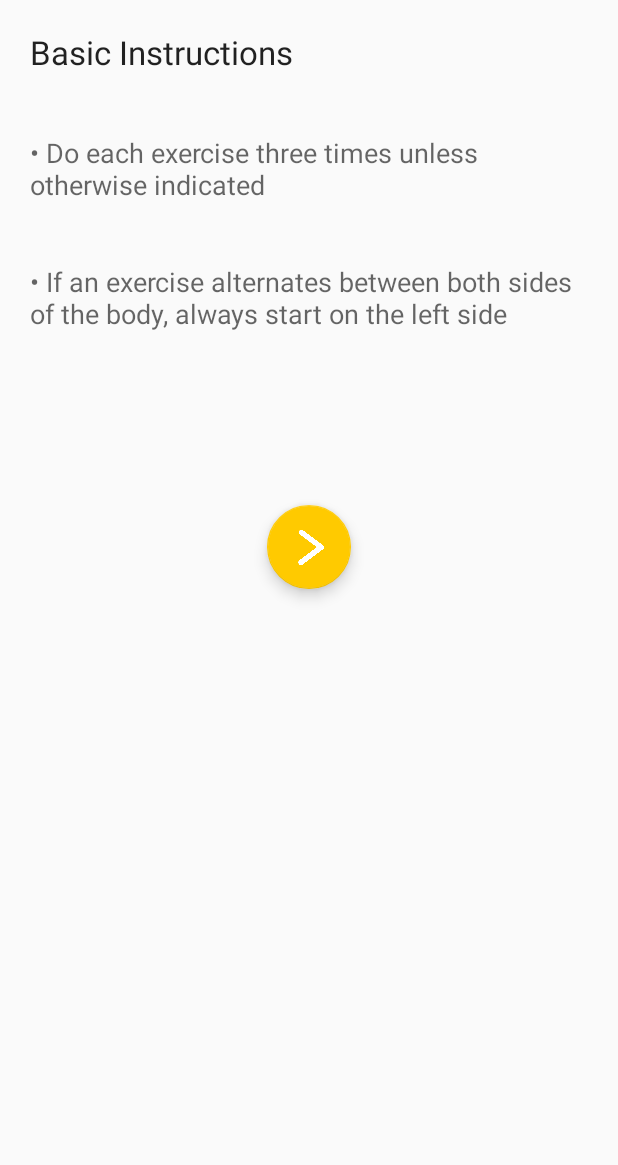
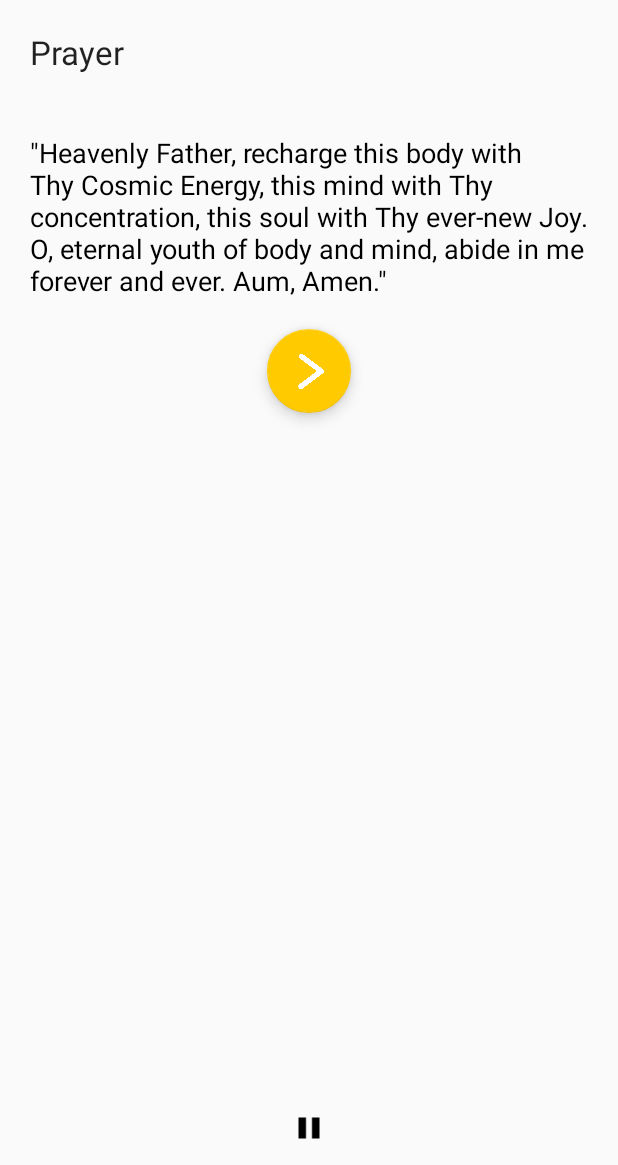
Before and after one commit to Dhanush123/Energization, an Android app: the InstructionsActivity screen opened directly, with no data from a screen before it, after a tap on an icon or button, on a phone screen of 412 x 824 dp, the part 71-1236 px from its top. Run offline under Robolectric (Android 15) with nearby library versions, the phone set to English and light mode, and no system bars.

Commit message:
updating app to meet specs
added activity and moved initial prayer there, in the process of making
other changes too

```diff
--- a/app/src/main/AndroidManifest.xml
+++ b/app/src/main/AndroidManifest.xml
@@ -9,6 +9,8 @@
         android:supportsRtl="true"
         android:theme="@style/Theme.AppCompat.Light.NoActionBar">
         <activity android:name=".MainActivity">
+        </activity>
+        <activity android:name=".BeginPrayerActivity">
         </activity>
         <activity
             android:name=".SettingsActivity"
@@ -30,6 +32,7 @@
                 android:name="android.support.mainActivity"
                 android:value=".MainActivity" />
         </activity>
+
         <activity android:name=".IntroPageActivity">
             <intent-filter>
                 <action android:name="android.intent.action.MAIN" />
--- /dev/null
+++ b/app/src/main/java/com/x10host/dhanushpatel/energization/BeginPrayerActivity.java
@@ -0,0 +1,209 @@
+package com.x10host.dhanushpatel.energization;
+
+import android.app.Activity;
+import android.content.Intent;
+import android.content.SharedPreferences;
+import android.graphics.Color;
+import android.media.MediaPlayer;
+import android.os.Build;
+import android.os.Bundle;
+import android.preference.PreferenceManager;
+import android.support.design.widget.FloatingActionButton;
+import android.support.v7.app.AppCompatActivity;
+import android.support.v7.widget.Toolbar;
+import android.util.Log;
+import android.view.Menu;
+import android.view.MenuItem;
+import android.view.View;
+import android.view.WindowManager;
+import android.widget.ImageButton;
+
+
+public class BeginPrayerActivity extends AppCompatActivity {
+
+    ImageButton playButton;
+    MediaPlayer mPlayer;
+    String audioLengthGot;
+    String audioLength;
+    int length;
+
+    @Override
+    protected void onCreate(Bundle savedInstanceState) {
+        super.onCreate(savedInstanceState);
+        setContentView(R.layout.activity_begin_prayer);
+
+        Toolbar toolbar = (Toolbar)findViewById(R.id.toolbar);
+        setSupportActionBar(toolbar);
+        toolbar.setTitleTextColor(Color.WHITE);
+
+        if (Build.VERSION.SDK_INT >= Build.VERSION_CODES.LOLLIPOP) {
+            getWindow().addFlags(WindowManager.LayoutParams.FLAG_DRAWS_SYSTEM_BAR_BACKGROUNDS);
+            getWindow().setStatusBarColor(getResources().getColor(R.color.colorPrimaryDark));
+        }
+
+        playButton = (ImageButton) findViewById(R.id.playButton1);
+        addListeners();
+        startMusic();
+    }
+
+    private void addListeners() {
+
+        playButton.setOnClickListener(new View.OnClickListener() {
+            @Override
+            public void onClick(View view) {
+                startMusic();
+                Log.i("Play step index", "" + 2);
+
+            }
+        });
+
+        FloatingActionButton myFab = (FloatingActionButton) findViewById(R.id.fab);
+        myFab.setOnClickListener(new View.OnClickListener() {
+            public void onClick(View v) {
+                Log.i("Going to","main activity now");
+                Intent i = new Intent(BeginPrayerActivity.this,MainActivity.class);
+                startActivity(i);
+            }
+        });
+    }
+
+
+    @Override
+    public boolean onCreateOptionsMenu(Menu menu) {
+        // Inflate the menu; this adds items to the action bar if it is present.
+        getMenuInflater().inflate(R.menu.menu_main, menu);
+        return true;
+    }
+
+    @Override
+    public boolean onOptionsItemSelected(MenuItem item) {
+        // Handle action bar item clicks here. The action bar will
+        // automatically handle clicks on the Home/Up button, so long
+        // as you specify a parent activity in AndroidManifest.xml.
+        int id = item.getItemId();
+
+        if (id == R.id.action_settings) {
+            Intent i = new Intent(this,SettingsActivity.class);
+            startActivity(i);
+            return true;
+        }
+        else if(id==R.id.action_info) {
+            Intent i = new Intent(this,InfoActivity.class);
+            startActivity(i);
+            return true;
+        }
+
+        return super.onOptionsItemSelected(item);
+    }
+
+    public void getAudioLength() {
+        final SharedPreferences mSharedPreference = PreferenceManager.getDefaultSharedPreferences(getBaseContext());
+        audioLengthGot = (mSharedPreference.getString("audiolength", "Brief"));
+        if (audioLengthGot.equals("Brief")) {
+            audioLength = "short";
+        } else if (audioLengthGot.equals("Detailed")) {
+            audioLength = "long";
+        } else {
+            audioLength = "none";
+        }
+        Log.i("audiolength use"," in BeginPrayer "+ audioLength);
+    }
+
+    public void startMusic(){
+        getAudioLength();
+        if(mPlayer==null) {
+            Log.i("is mPlayer null?", (mPlayer == null) + "");
+            if(audioLength.equals("none")){
+                playButton.setImageResource(R.drawable.play24);
+            }
+            else{
+                int id = setStepMusic(audioLength);
+                if(id!=-100000) {
+                    mPlayer = MediaPlayer.create(getApplicationContext(), id);
+
+                    mPlayer.start();
+
+                    mPlayer.setOnCompletionListener(new MediaPlayer.OnCompletionListener() {
+                        @Override
+                        public void onCompletion(MediaPlayer mp) {
+                            Log.i("came to music complete", " - bottom yes");
+                            playButton.setImageResource(R.drawable.play24);
+
+                        }
+                    });
+                    playButton.setImageResource(R.drawable.pause24);
+                    Log.i("Button press", "music play first time");
+                }
+            }
+        }
+        else if(mPlayer!=null){
+            Log.i("is mPlayer null?", (mPlayer == null) + "");
+            if(audioLength.equals("none")){
+                //do nothing
+            }
+            else {
+                int id = setStepMusic(audioLength);
+                if(id!=-100000) {
+
+                        if (mPlayer.isPlaying()) {
+                            length = mPlayer.getCurrentPosition();
+                            if(length!=0) {
+                                mPlayer.pause();
+                                playButton.setImageResource(R.drawable.play24);
+                                Log.i("paused music at", length + "");
+                            }
+                            else{
+                                mPlayer.stop();
+                                mPlayer = null;
+                                mPlayer = MediaPlayer.create(getApplicationContext(), id);
+                                playButton.setImageResource(R.drawable.pause24);
+                            }
+                        } else if (!mPlayer.isPlaying()) {
+                            mPlayer.seekTo(length);
+                            Log.i("seek to music at", length + "");
+                            playButton.setImageResource(R.drawable.pause24);
+                        }
+
+                }
+                else {
+                    mPlayer.stop();
+                    mPlayer = null;
+                    playButton.setImageResource(R.drawable.play24);
+                }
+            }
+        }
+    }
+
+    private int setStepMusic(String audioLength) {
+        int id = -100000;
+        if(audioLength!="none") {
+            id = getApplicationContext().getResources().getIdentifier("prayer", "raw", getApplicationContext().getPackageName());
+        }
+        return id;
+    }
+
+    @Override
+    public void onDestroy() {
+        if(mPlayer!=null) {
+            mPlayer.stop();
+        }
+        super.onDestroy();
+    }
+    @Override
+    public void onStop(){
+        if(mPlayer!=null) {
+            mPlayer.release();
+            mPlayer = null;
+        }
+        super.onStop();
+    }
+    public void onPause(){
+        SharedPreferences sp = getSharedPreferences("your_prefs", Activity.MODE_PRIVATE);
+        SharedPreferences.Editor editor = sp.edit();
+        editor.putInt("step",3);
+        editor.commit();
+        //will be executed onPause
+        Log.i("went to onPause","");
+        super.onPause();
+    }
+}
--- a/app/src/main/java/com/x10host/dhanushpatel/energization/InstructionsActivity.java
+++ b/app/src/main/java/com/x10host/dhanushpatel/energization/InstructionsActivity.java
@@ -1,6 +1,8 @@
 package com.x10host.dhanushpatel.energization;
 
+import android.app.Activity;
 import android.content.Intent;
+import android.content.SharedPreferences;
 import android.graphics.Color;
 import android.media.MediaPlayer;
 import android.os.Build;
@@ -57,8 +59,8 @@ public class InstructionsActivity extends AppCompatActivity {
         FloatingActionButton myFab = (FloatingActionButton) findViewById(R.id.fab);
         myFab.setOnClickListener(new View.OnClickListener() {
             public void onClick(View v) {
-                Log.i("Going to main class now","");
-                Intent i = new Intent(getApplicationContext(),MainActivity.class);
+                Log.i("Going to","beginprayer activity now");
+                Intent i = new Intent(InstructionsActivity.this,BeginPrayerActivity.class);
                 startActivity(i);
             }
         });
@@ -93,4 +95,14 @@ public class InstructionsActivity extends AppCompatActivity {
         return super.onOptionsItemSelected(item);
     }
 
+    public void onPause(){
+        SharedPreferences sp = getSharedPreferences("your_prefs", Activity.MODE_PRIVATE);
+        SharedPreferences.Editor editor = sp.edit();
+        editor.putInt("step",3);
+        editor.commit();
+        //will be executed onPause
+        Log.i("went to onPause","");
+        super.onPause();
+    }
+
 }
--- a/app/src/main/java/com/x10host/dhanushpatel/energization/MainActivity.java
+++ b/app/src/main/java/com/x10host/dhanushpatel/energization/MainActivity.java
@@ -70,7 +70,7 @@ public class MainActivity extends AppCompatActivity implements MediaPlayer.OnErr
         addListeners();
 
         if(stepSelected==0) {
-            stepSelected+=2;
+            stepSelected+=3;
             seekBarStep.setProgress(stepSelected);
             stepShow.setText("Selected: " + stepSelected + " of " + seekBarStep.getMax());
             startMusic(stepSelected);
@@ -373,8 +373,7 @@ public class MainActivity extends AppCompatActivity implements MediaPlayer.OnErr
         //boolean showedIntro = getIntent().getBooleanExtra("showedIntro",true);
         if (stepChosen == 2) {
             //prayer
-            stepNumName.setText("Begin with this prayer");
-            iv.setImageResource(R.drawable.prayer);
+            startActivity(new Intent(this,BeginPrayerActivity.class));
         } else if (stepChosen == 3) {
             //first actual exercise
             iv.setImageResource(R.drawable.body1);
@@ -513,8 +512,10 @@ public class MainActivity extends AppCompatActivity implements MediaPlayer.OnErr
         if(length=="short") {
 
             if (stepChosen == 2) {
-                id = getApplicationContext().getResources().getIdentifier("prayer", "raw", getApplicationContext().getPackageName());
-                setPic(stepChosen); //prayer
+                //do nothing now because prayer moved to new class
+
+//                id = getApplicationContext().getResources().getIdentifier("prayer", "raw", getApplicationContext().getPackageName());
+//                setPic(stepChosen); //prayer
             }
             //--- new ended
             else if(stepChosen>2 && stepChosen < 42){
@@ -535,8 +536,10 @@ public class MainActivity extends AppCompatActivity implements MediaPlayer.OnErr
         }
         if(length=="long") {
             if (stepChosen == 2) {
-                id = getApplicationContext().getResources().getIdentifier("prayer", "raw", getApplicationContext().getPackageName());
-                setPic(stepChosen); //prayer
+                //do nothing since code move to new activity
+
+//                id = getApplicationContext().getResources().getIdentifier("prayer", "raw", getApplicationContext().getPackageName());
+//                setPic(stepChosen); //prayer
             }
             //--- new ended
             else if(stepChosen>2 && stepChosen < 42){
@@ -620,7 +623,7 @@ public class MainActivity extends AppCompatActivity implements MediaPlayer.OnErr
     @Override
     public void onResume(){
         SharedPreferences sp = getSharedPreferences("your_prefs", Activity.MODE_PRIVATE);
-        stepSelected = sp.getInt("step",0);
+        stepSelected = sp.getInt("step",3);
         seekBarStep.setProgress(stepSelected);
         stepShow.setText("Selected: " + stepSelected + " / " + seekBarStep.getMax());
         startMusic(stepSelected);
--- /dev/null
+++ b/app/src/main/res/layout/activity_begin_prayer.xml
@@ -0,0 +1,73 @@
+<?xml version="1.0" encoding="utf-8"?>
+<RelativeLayout xmlns:android="http://schemas.android.com/apk/res/android"
+    xmlns:app="http://schemas.android.com/apk/res-auto"
+    xmlns:tools="http://schemas.android.com/tools"
+    android:layout_width="match_parent"
+    android:layout_height="match_parent"
+    tools:context="com.x10host.dhanushpatel.energization.InstructionsActivity">
+
+    <android.support.v7.widget.Toolbar
+        android:id="@+id/toolbar"
+        android:layout_width="match_parent"
+        android:layout_height="47dp"
+        android:background="@color/colorPrimary"
+        android:minHeight="?attr/actionBarSize" />
+
+    <TextView
+        android:layout_width="wrap_content"
+        android:layout_height="wrap_content"
+        android:textAppearance="?android:attr/textAppearanceLarge"
+        android:text="Prayer"
+        android:id="@+id/prayerTitle"
+        android:padding="20dp"
+        android:layout_below="@+id/toolbar"
+        android:layout_alignParentLeft="true"
+        android:layout_alignParentStart="true" />
+
+    <TextView
+        android:layout_width="wrap_content"
+        android:layout_height="wrap_content"
+        android:textAppearance="?android:attr/textAppearanceMedium"
+        android:padding="20dp"
+        android:text="&quot;Heavenly Father, recharge this body with Thy Cosmic Energy, this mind with Thy concentration, this soul with Thy ever-new Joy.
+         \nO, eternal youth of body and mind, abide in me forever and ever. Aum, Amen.&quot;"
+        android:id="@+id/textViewPrayer"
+        android:layout_below="@+id/prayerTitle"
+        android:layout_alignParentLeft="true"
+        android:layout_alignParentStart="true"
+        android:textColor="#000000" />
+
+    <android.support.design.widget.FloatingActionButton
+        android:id="@+id/fab"
+        android:layout_width="wrap_content"
+        android:layout_height="wrap_content"
+        android:clickable="true"
+        android:src="@drawable/fabarrow2"
+        app:layout_anchorGravity="bottom|right|end"
+        app:backgroundTint="@color/colorAccent"
+        android:layout_centerVertical="true"
+        android:layout_centerHorizontal="true"
+        android:layout_below="@id/textViewPrayer"/>
+
+    <LinearLayout
+        android:layout_width="match_parent"
+        android:layout_height="wrap_content"
+        android:layout_alignParentBottom="true"
+        android:orientation="horizontal"
+        >
+
+
+    </LinearLayout>
+
+    <ImageButton
+        android:id="@+id/playButton1"
+        android:layout_width="100dip"
+        android:layout_height="50dip"
+        android:src="@drawable/play24"
+        android:contentDescription="image"
+        android:background="@null"
+        android:layout_weight="1"
+        android:layout_alignParentBottom="true"
+        android:layout_centerHorizontal="true" />
+
+</RelativeLayout>
```
Also changed, not shown: 1 other file.
